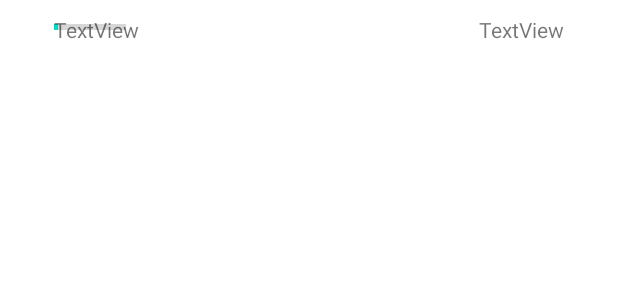
After one commit to ArnaudCHEVALME/FIMUDROID, an Android app: the layout scene_layout.xml on its own in the app's theme, with its tools: preview values and no code run, on a phone screen of 412 x 824 dp. The commit adds this screen. Shown: the top 300 px of the screen. Run offline under Robolectric (Android 15) with nearby library versions, the phone set to English and light mode, and no system bars.

Commit message:
test new stand layout

```diff
--- a/app/src/main/java/com/example/fimudroid/network/fimu_api_service.kt
+++ b/app/src/main/java/com/example/fimudroid/network/fimu_api_service.kt
@@ -10,7 +10,7 @@ import retrofit2.http.GET
 import retrofit2.http.Path
 
 
-private const val BASE_URL = "http://10.0.2.2:3000"
+private const val BASE_URL = "http://192.168.86.17:3000"
 val moshi = Moshi.Builder()
     .add(KotlinJsonAdapterFactory())
     .build()
--- /dev/null
+++ b/app/src/main/res/layout/scene_layout.xml
@@ -0,0 +1,46 @@
+<?xml version="1.0" encoding="utf-8"?>
+<androidx.constraintlayout.widget.ConstraintLayout xmlns:app="http://schemas.android.com/apk/res-auto"
+    xmlns:android="http://schemas.android.com/apk/res/android"
+    xmlns:tools="http://schemas.android.com/tools"
+    android:id="@+id/info_scene"
+    android:layout_width="match_parent"
+    android:layout_height="match_parent"
+    android:layout_marginStart="36dp"
+    android:layout_marginTop="10dp"
+    android:layout_marginEnd="36dp"
+    app:layout_constraintBottom_toBottomOf="@+id/card_info"
+    app:layout_constraintEnd_toStartOf="@+id/info_close_button"
+    app:layout_constraintStart_toEndOf="@+id/info_find_button"
+    app:layout_constraintTop_toBottomOf="@+id/info_titre"
+    tools:showIn="@layout/fragment_map">
+
+
+    <ProgressBar
+        android:id="@+id/scene_progressBar"
+        style="@android:style/Widget.Material.ProgressBar.Horizontal"
+        android:layout_width="wrap_content"
+        android:layout_height="wrap_content"
+        android:indeterminate="false"
+        android:max="600"
+        android:min="0"
+        android:progress="30"
+        android:visibility="visible"
+        app:layout_constraintStart_toStartOf="parent"
+        app:layout_constraintTop_toTopOf="parent" />
+
+    <TextView
+        android:id="@+id/scene_artiste"
+        android:layout_width="wrap_content"
+        android:layout_height="wrap_content"
+        android:text="TextView"
+        app:layout_constraintStart_toStartOf="parent"
+        app:layout_constraintTop_toTopOf="@id/scene_progressBar" />
+
+    <TextView
+        android:id="@+id/scene_genre"
+        android:layout_width="wrap_content"
+        android:layout_height="wrap_content"
+        android:text="TextView"
+        app:layout_constraintEnd_toEndOf="parent"
+        app:layout_constraintTop_toTopOf="@id/scene_progressBar" />
+</androidx.constraintlayout.widget.ConstraintLayout>
--- a/app/src/main/res/navigation/mobile_navigation.xml
+++ b/app/src/main/res/navigation/mobile_navigation.xml
@@ -81,7 +81,7 @@
     </fragment>
     <fragment
         android:id="@+id/navigation_plan"
-        android:name="com.example.fimudroid.MapFragment"
+        android:name="com.example.fimudroid.ui.map.MapFragment"
         android:label="Plan"
         tools:layout="@layout/fragment_map" />
 
```
Also changed, not shown: app/src/main/java/com/example/fimudroid/ui/map/MapFragment.kt (renamed from app/src/main/java/com/example/fimudroid/MapFragment.kt, +8 -28 lines), app/src/main/java/com/example/fimudroid/ui/map/StandInfoView.kt (added, +29 -0 lines), app/src/main/res/layout/bubble_stand.xml (deleted, +0 -33 lines), app/src/main/res/layout/fragment_map.xml (+17 -32 lines), app/src/main/res/layout/stand_layout.xml (added, +42 -0 lines).
